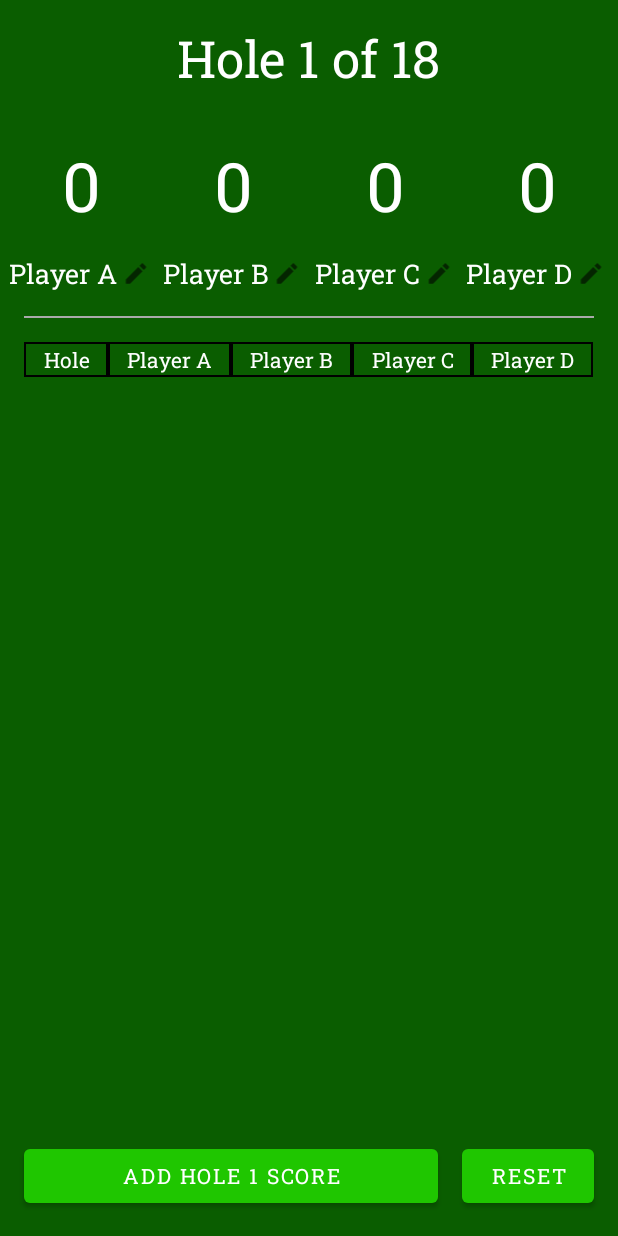
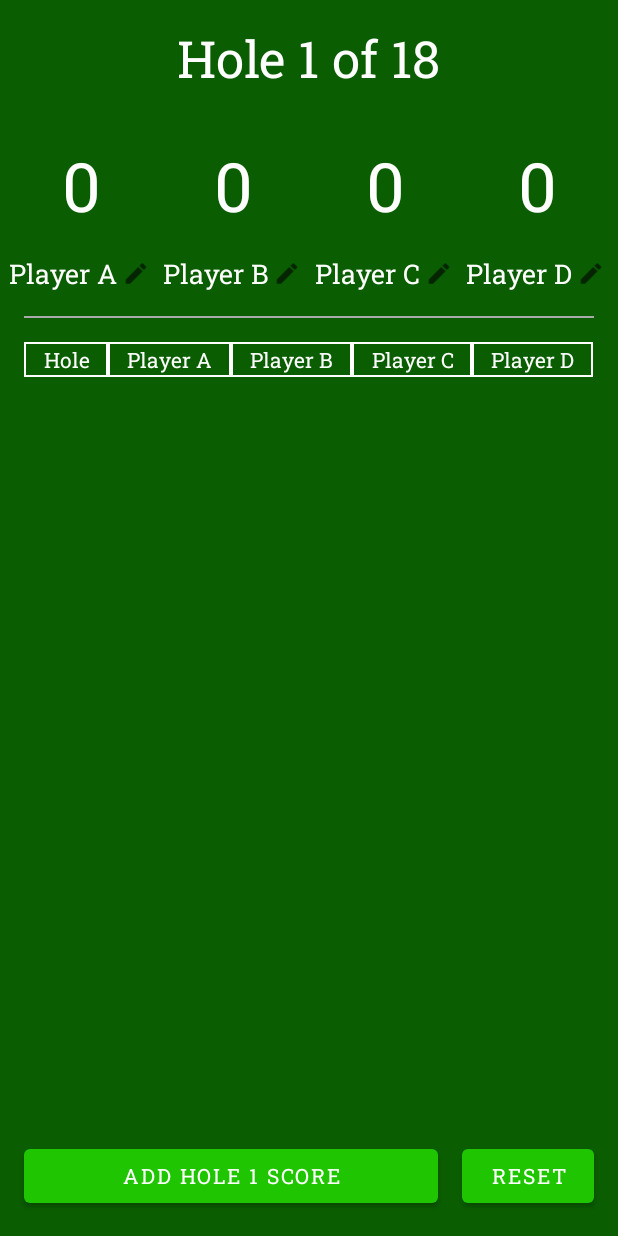
Before and after one commit to jason-ball/ScoreBuddy, an Android app: the NewGame screen opened directly, with no data from a screen before it, on a phone screen of 412 x 824 dp. Run offline under Robolectric (Android 15) with nearby library versions, the phone set to English and light mode, and no system bars.

Commit message:
Fix score table colors
Signed-off-by: Jason Ball <jason@jasonball.dev>

```diff
--- a/app/src/main/java/dev/jasonball/scorebuddy/NewGame.java
+++ b/app/src/main/java/dev/jasonball/scorebuddy/NewGame.java
@@ -248,30 +248,35 @@ public class NewGame extends AppCompatActivity {
         holeNumber.setTextAlignment(View.TEXT_ALIGNMENT_CENTER);
         holeNumber.setTextAppearance(R.style.TextAppearance_AppCompat_Body1);
         holeNumber.setBackground(ContextCompat.getDrawable(this, R.drawable.border));
+        holeNumber.setTextColor(getColor(R.color.white));
 
         TextView playerA = new TextView(this);
         playerA.setText(String.valueOf(scoreA));
         playerA.setTextAlignment(View.TEXT_ALIGNMENT_CENTER);
         playerA.setTextAppearance(R.style.TextAppearance_AppCompat_Body1);
         playerA.setBackground(ContextCompat.getDrawable(this, R.drawable.border));
+        playerA.setTextColor(getColor(R.color.white));
 
         TextView playerB = new TextView(this);
         playerB.setText(String.valueOf(scoreB));
         playerB.setTextAlignment(View.TEXT_ALIGNMENT_CENTER);
         playerB.setTextAppearance(R.style.TextAppearance_AppCompat_Body1);
         playerB.setBackground(ContextCompat.getDrawable(this, R.drawable.border));
+        playerB.setTextColor(getColor(R.color.white));
 
         TextView playerC = new TextView(this);
         playerC.setText(String.valueOf(scoreC));
         playerC.setTextAlignment(View.TEXT_ALIGNMENT_CENTER);
         playerC.setTextAppearance(R.style.TextAppearance_AppCompat_Body1);
         playerC.setBackground(ContextCompat.getDrawable(this, R.drawable.border));
+        playerC.setTextColor(getColor(R.color.white));
 
         TextView playerD = new TextView(this);
         playerD.setText(String.valueOf(scoreD));
         playerD.setTextAlignment(View.TEXT_ALIGNMENT_CENTER);
         playerD.setTextAppearance(R.style.TextAppearance_AppCompat_Body1);
         playerD.setBackground(ContextCompat.getDrawable(this, R.drawable.border));
+        playerD.setTextColor(getColor(R.color.white));
 
         row.addView(holeNumber);
         row.addView(playerA);
--- a/app/src/main/res/drawable/border.xml
+++ b/app/src/main/res/drawable/border.xml
@@ -3,5 +3,5 @@
     xmlns:android="http://schemas.android.com/apk/res/android"
     android:shape= "rectangle">
 
-    <stroke android:width="1dp" android:color="#000000"/>
+    <stroke android:width="1dp" android:color="@color/white"/>
 </shape>
```
